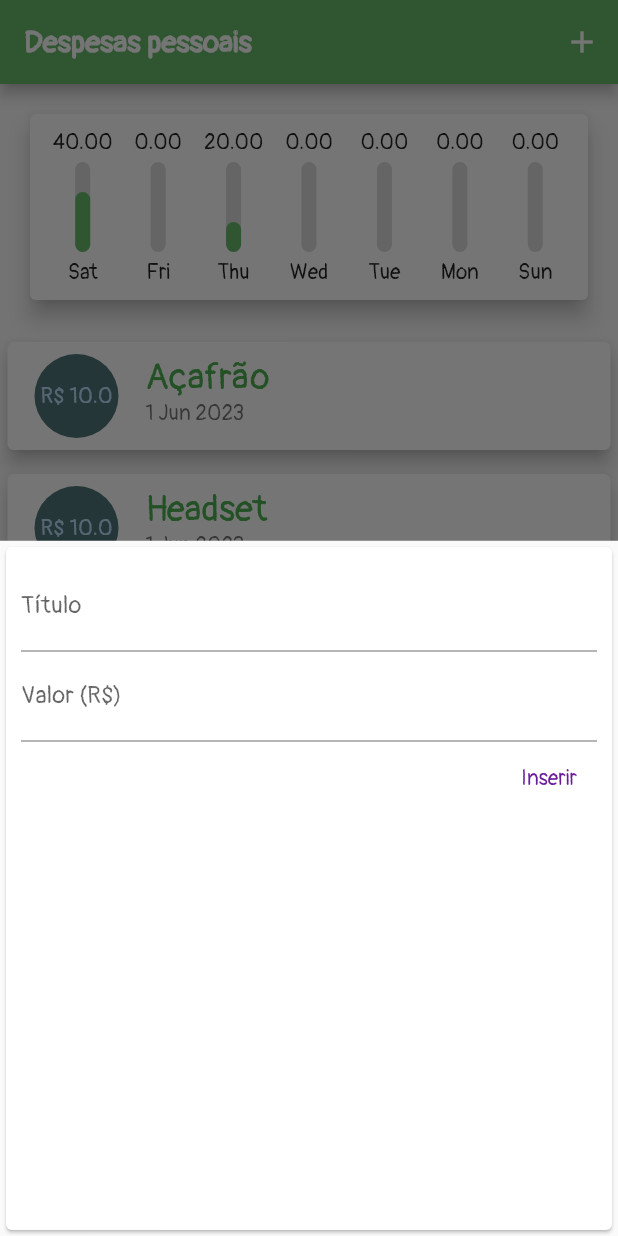
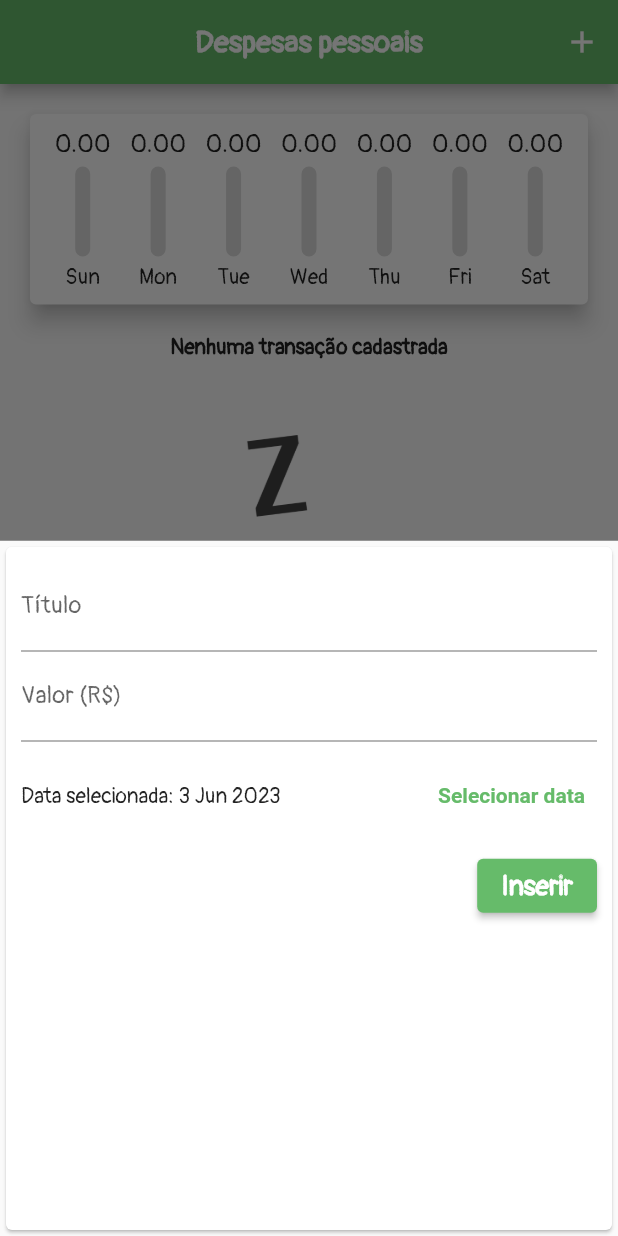
Before and after one commit to AdrianoSantana/flutter-expenses, a Flutter app: the screen it shows after launch, after a tap on the "add" icon, on a phone screen of 412 x 824 dp. Run offline on Flutter 3.47's test engine with Material 2 defaults, Android fonts, the phone set to English and light mode, and no system bars.

Commit message:
feat: add datepicker

```diff
--- a/lib/components/chart.dart
+++ b/lib/components/chart.dart
@@ -23,7 +23,7 @@ class Chart extends StatelessWidget {
         'day': DateFormat.E().format(weekDay),
         'value': totalSum,
       };
-    });
+    }).reversed.toList();
   }
 
   double get _weekTotalValue {
@@ -49,7 +49,8 @@ class Chart extends StatelessWidget {
               child: ChartBar(
                 label: tr['day'].toString(),
                 value: valueDay,
-                percentage: valueDay / _weekTotalValue,
+                percentage:
+                    _weekTotalValue == 0 ? 0 : valueDay / _weekTotalValue,
               ),
             );
           }).toList(),
--- a/lib/components/chart_bar.dart
+++ b/lib/components/chart_bar.dart
@@ -16,8 +16,11 @@ class ChartBar extends StatelessWidget {
   Widget build(BuildContext context) {
     return Column(
       children: [
-        FittedBox(
-          child: Text(value.toStringAsFixed(2)),
+        SizedBox(
+          height: 20,
+          child: FittedBox(
+            child: Text(value.toStringAsFixed(2)),
+          ),
         ),
         const SizedBox(
           height: 5,
--- a/lib/components/transaction_form.dart
+++ b/lib/components/transaction_form.dart
@@ -1,7 +1,8 @@
 import 'package:flutter/material.dart';
+import 'package:intl/intl.dart';
 
 class TransactionForm extends StatefulWidget {
-  final void Function(String, double) onSubmit;
+  final void Function(String, double, DateTime) onSubmit;
 
   const TransactionForm({super.key, required this.onSubmit});
 
@@ -11,8 +12,8 @@ class TransactionForm extends StatefulWidget {
 
 class _TransactionFormState extends State<TransactionForm> {
   final _titleController = TextEditingController();
-
   final _valueController = TextEditingController();
+  DateTime _selectedDate = DateTime.now();
 
   _submitForm() {
     final amount = double.tryParse(_valueController.text) ?? 0.0;
@@ -21,7 +22,23 @@ class _TransactionFormState extends State<TransactionForm> {
       return;
     }
 
-    widget.onSubmit(_titleController.text, amount);
+    widget.onSubmit(_titleController.text, amount, _selectedDate);
+  }
+
+  _showDatePicker() {
+    showDatePicker(
+      context: context,
+      initialDate: DateTime.now(),
+      firstDate: DateTime(2020),
+      lastDate: DateTime.now(),
+    ).then((value) {
+      if (value != null) {
+        setState(() {
+          _selectedDate = value;
+        });
+      }
+      return;
+    });
   }
 
   @override
@@ -47,14 +64,41 @@ class _TransactionFormState extends State<TransactionForm> {
               ),
               onSubmitted: (_) => _submitForm(),
             ),
+            Padding(
+              padding: const EdgeInsets.symmetric(vertical: 12.0),
+              child: Row(
+                children: [
+                  Expanded(
+                    child: Text(
+                        'Data selecionada: ${DateFormat('d MMM y').format(_selectedDate)}'),
+                  ),
+                  TextButton(
+                    style: TextButton.styleFrom(
+                      foregroundColor: Theme.of(context).primaryColor,
+                      textStyle: const TextStyle(fontWeight: FontWeight.bold),
+                    ),
+                    onPressed: _showDatePicker,
+                    child: const Text('Selecionar data'),
+                  ),
+                ],
+              ),
+            ),
             Row(
               mainAxisAlignment: MainAxisAlignment.end,
               children: [
-                TextButton(
-                  style:
-                      TextButton.styleFrom(foregroundColor: Colors.purple[800]),
+                ElevatedButton(
+                  style: TextButton.styleFrom(
+                    foregroundColor: Colors.white,
+                    backgroundColor: Theme.of(context).primaryColor,
+                  ),
                   onPressed: _submitForm,
-                  child: const Text('Inserir'),
+                  child: const Text(
+                    'Inserir',
+                    style: TextStyle(
+                      fontWeight: FontWeight.bold,
+                      fontSize: 18,
+                    ),
+                  ),
                 ),
               ],
             ),
--- a/lib/main.dart
+++ b/lib/main.dart
@@ -31,25 +31,7 @@ class HomePage extends StatefulWidget {
 }
 
 class _HomePageState extends State<HomePage> {
-  List<Transaction> transactions = [
-    Transaction(
-        id: 't1',
-        title: 'Açafrão',
-        value: 10.0,
-        date: DateTime.now().subtract(const Duration(days: 2))),
-    Transaction(
-        id: 't2',
-        title: 'Headset',
-        value: 10.0,
-        date: DateTime.now().subtract(const Duration(days: 2))),
-    Transaction(id: 't2', title: 'Headset', value: 20.0, date: DateTime.now()),
-    Transaction(id: 't2', title: 'Headset', value: 20.0, date: DateTime.now()),
-    Transaction(
-        id: 't2',
-        title: 'Headset',
-        value: 1000.0,
-        date: DateTime.now().subtract(const Duration(days: 33))),
-  ];
+  List<Transaction> transactions = [];
 
   List<Transaction> get _recentTransactions {
     DateTime lastSeventhDay = DateTime.now().subtract(const Duration(days: 7));
@@ -60,12 +42,12 @@ class _HomePageState extends State<HomePage> {
     return recents;
   }
 
-  _addTransaction(String title, double value) {
+  _addTransaction(String title, double value, DateTime selectedDate) {
     final newTransaction = Transaction(
       id: Random().nextDouble().toString(),
       title: title,
       value: value,
-      date: DateTime.now(),
+      date: selectedDate,
     );
 
     setState(() {
@@ -89,6 +71,7 @@ class _HomePageState extends State<HomePage> {
   Widget build(BuildContext context) {
     return Scaffold(
       appBar: AppBar(
+        centerTitle: true,
         backgroundColor: Theme.of(context).primaryColor,
         title: const Text(
           'Despesas pessoais',
@@ -97,11 +80,7 @@ class _HomePageState extends State<HomePage> {
         actions: [
           IconButton(
             onPressed: () => _openTransactionFormModal(context),
-            icon: Icon(Icons.add),
-            style: ButtonStyle(
-              backgroundColor: MaterialStateProperty.all<Color>(
-                  Theme.of(context).primaryColor),
-            ),
+            icon: const Icon(Icons.add),
           ),
         ],
       ),
@@ -119,6 +98,7 @@ class _HomePageState extends State<HomePage> {
         ),
       ),
       floatingActionButton: FloatingActionButton(
+        backgroundColor: Theme.of(context).primaryColor,
         onPressed: () => _openTransactionFormModal(context),
         child: const Icon(Icons.add),
       ),
```
